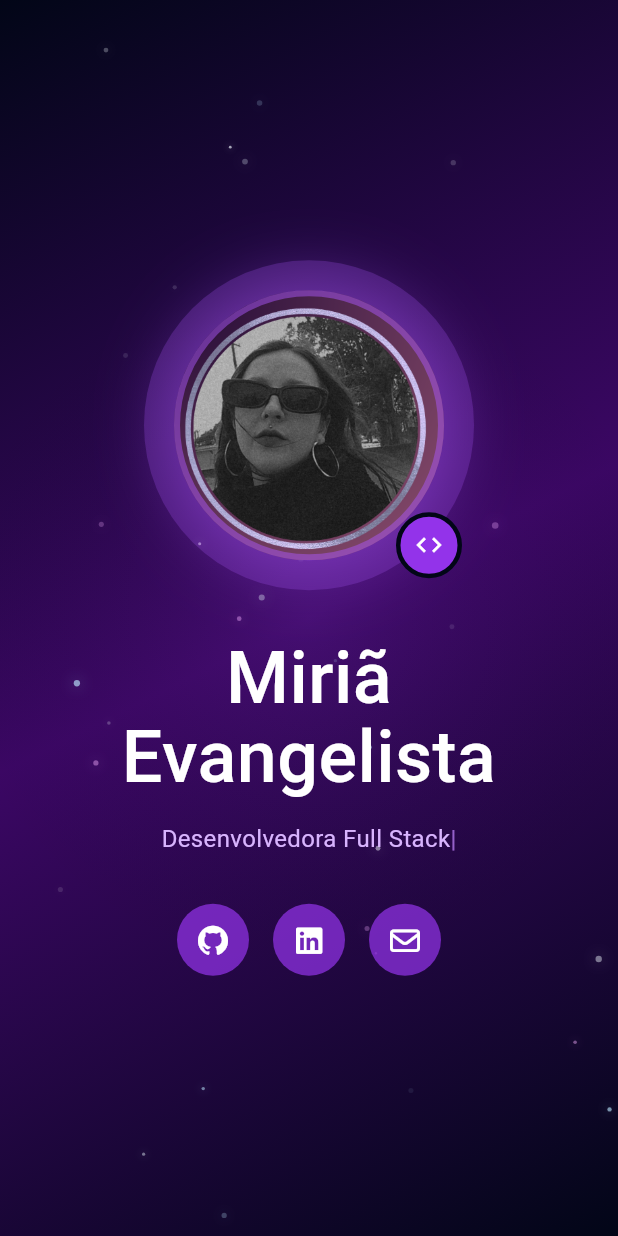
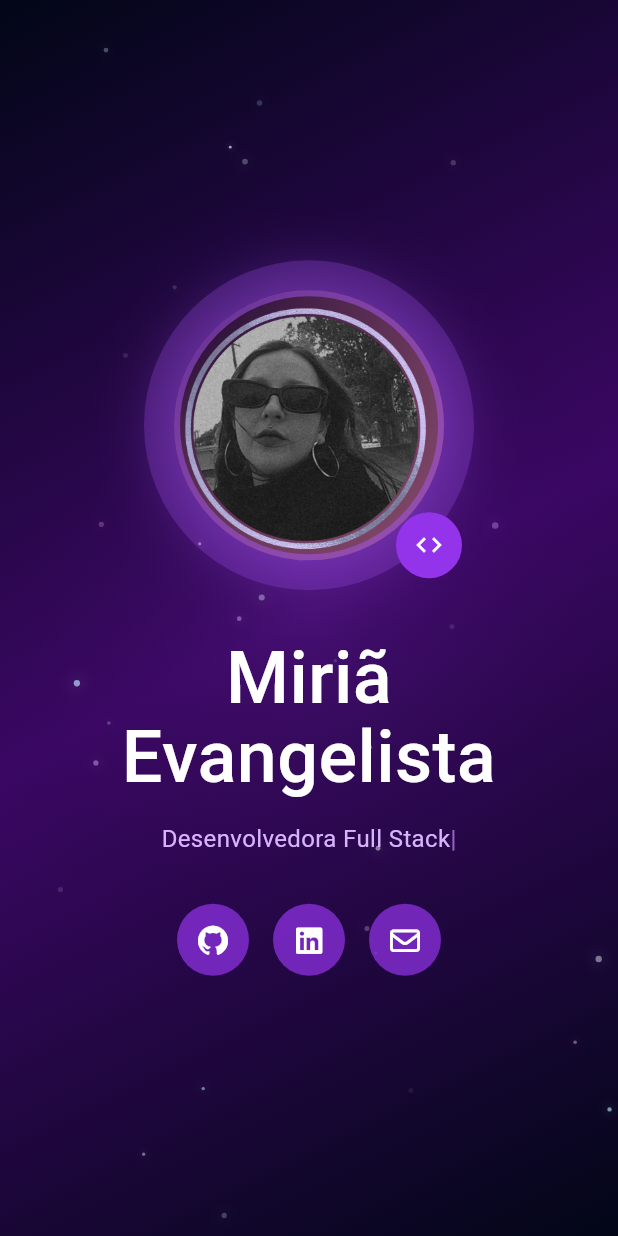
Before and after one commit to nebulosaorion/Portfolio, a Flutter app: the screen it shows after launch, on a phone screen of 412 x 824 dp. Run offline on Flutter 3.47's test engine with Material 3 defaults, Android fonts, the phone set to English and light mode, and no system bars; our stand-ins replace flutter_svg, font_awesome_flutter, google_fonts; project files that could hold a hidden picture were left out.

Commit message:
Atualização

```diff
--- a/lib/secoes/secao_principal.dart
+++ b/lib/secoes/secao_principal.dart
@@ -400,24 +400,16 @@ class _AvatarAnimado extends StatelessWidget {
             right: 8,
             child: MouseRegion(
               cursor: SystemMouseCursors.click,
-              child: Material(
-                color: Colors.transparent,
-                child: InkWell(
+              child: GestureDetector(
                 onTap: () => abrirLink('https://github.com/nebulosaorion/Portfolio'),
-                  customBorder: const CircleBorder(),
                 child: Container(
                   width: 44,
                   height: 44,
-                    decoration: BoxDecoration(
+                  decoration: const BoxDecoration(
                     color: Cores.purple600,
                     shape: BoxShape.circle,
-                      border: Border.all(
-                        color: const Color(0xFF020617),
-                        width: 3,
-                      ),
                   ),
                   child: const Icon(Icons.code, color: Colors.white, size: 20),
-                  ),
                 ),
               ),
             ),
```
Lines whose indentation alone changed are shown as unchanged.
